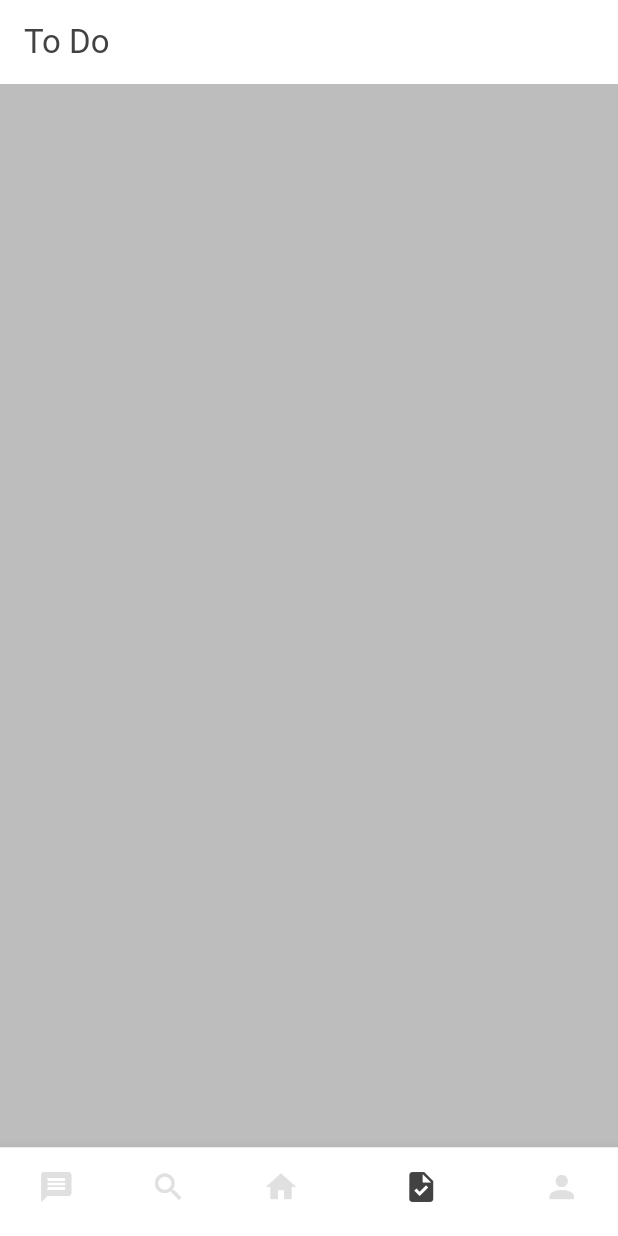
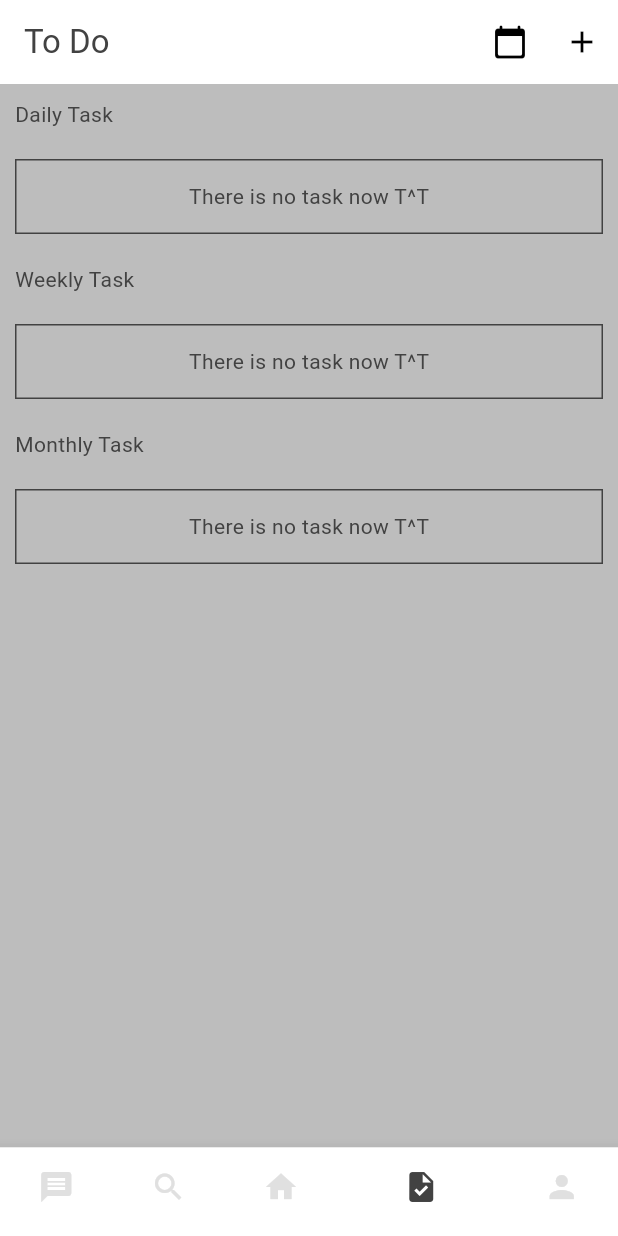
Before and after one commit to VibrainiumMan/All_In_One, a Flutter app: the screen it shows once a user with an empty profile is signed in, item 4 of the bottom bar chosen, on a phone screen of 412 x 824 dp. Run offline on Flutter 3.47's test engine with Material 3 defaults, Android fonts, the phone set to English and light mode, and no system bars; our stand-ins replace firebase_auth, firebase_core, flutter_dotenv; accounts and stored records are empty.

Commit message:
On progress Todo page

```diff
--- a/lib/pages/main_pages/task_page.dart
+++ b/lib/pages/main_pages/task_page.dart
@@ -8,6 +8,11 @@ class TaskPage extends StatefulWidget {
 }
 
 class _TaskPageState extends State<TaskPage> {
+
+  int number_of_daily = 1;
+  int number_of_weekly = 1;
+  int number_of_monthly = 1;
+
   @override
   Widget build(BuildContext context) {
     return Scaffold(
@@ -17,6 +22,89 @@ class _TaskPageState extends State<TaskPage> {
           "To Do",
           style: TextStyle(color: Theme.of(context).colorScheme.inversePrimary),
         ),
+        actions: [
+          IconButton(
+              onPressed: () => {},
+              icon: Icon(Icons.calendar_today_rounded)
+          ),
+          IconButton(
+              onPressed: () => {},
+              icon: Icon(Icons.add)
+          )
+        ],
+      ),
+      body: ListView(
+        children: [
+          Container(
+            child: Column(
+              crossAxisAlignment: CrossAxisAlignment.start,
+              children: [
+                Container(
+                  margin: EdgeInsets.all(10),
+                  child: Text("Daily Task"),
+                ),
+                Container(
+                  decoration: BoxDecoration(
+                      border: Border.all(
+                          color: Theme.of(context).colorScheme.inversePrimary
+                      )
+                  ),
+                  margin: EdgeInsets.all(10),
+                  width: 400, height: number_of_daily * 50,
+                  child: Center(
+                      child: Text("There is no task now T^T")
+                  ),
+                ),
+              ],
+            ),
+          ),
+          Container(
+            child: Column(
+              crossAxisAlignment: CrossAxisAlignment.start,
+              children: [
+                Container(
+                  margin: EdgeInsets.all(10),
+                  child: Text("Weekly Task"),
+                ),
+                Container(
+                  decoration: BoxDecoration(
+                      border: Border.all(
+                          color: Theme.of(context).colorScheme.inversePrimary
+                      )
+                  ),
+                  margin: EdgeInsets.all(10),
+                  width: 400, height: number_of_weekly * 50,
+                  child: Center(
+                        child: Text("There is no task now T^T")
+                  ),
+                ),
+              ],
+            ),
+          ),
+          Container(
+            child: Column(
+              crossAxisAlignment: CrossAxisAlignment.start,
+              children: [
+                Container(
+                  margin: EdgeInsets.all(10),
+                  child: Text("Monthly Task"),
+                ),
+                Container(
+                  decoration: BoxDecoration(
+                      border: Border.all(
+                          color: Theme.of(context).colorScheme.inversePrimary
+                      )
+                  ),
+                  margin: EdgeInsets.all(10),
+                  width: 400, height: number_of_monthly * 50,
+                  child: Center(
+                      child: Text("There is no task now T^T")
+                  ),
+                ),
+              ],
+            ),
+          ),
+        ],
       ),
     );
   }
```
